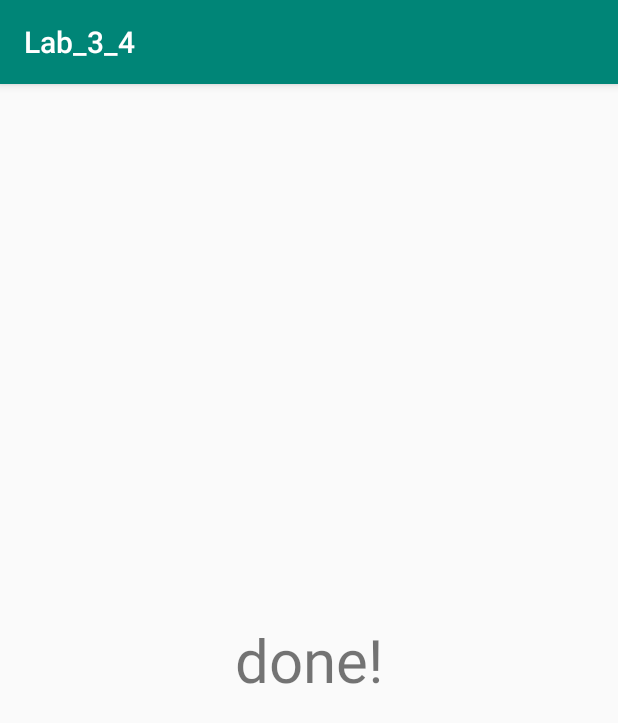
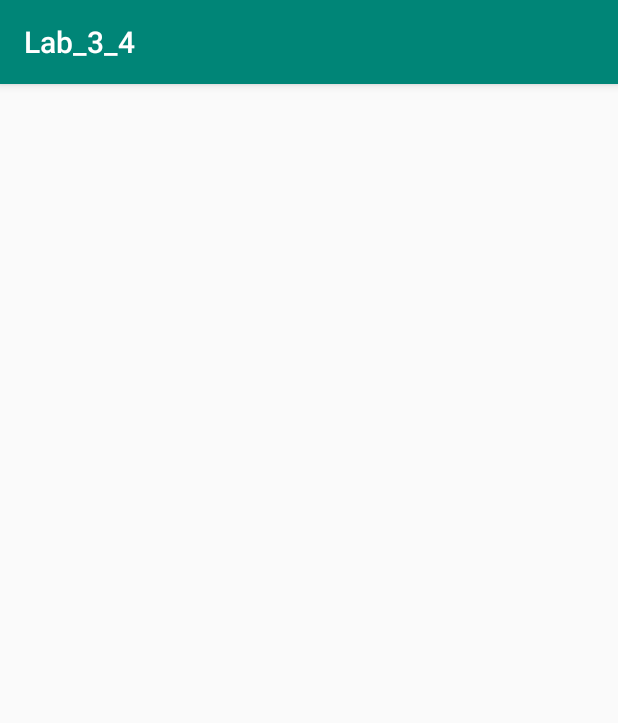
Before and after one commit to t7gafl00/Android_programming_and_mobile_UI_design, an Android app: the TimerCountdownActivity screen opened directly, with no data from a screen before it, on a phone screen of 412 x 824 dp. Shown: the top 723 px of the screen. Run offline under Robolectric (Android 15) with nearby library versions, the phone set to English and light mode, and no system bars.

Commit message:
Done Lab_3_4

```diff
--- a/Lab_3/Lab_3_4/app/src/main/java/com/example/lab_3_4/TimerCountdownActivity.java
+++ b/Lab_3/Lab_3_4/app/src/main/java/com/example/lab_3_4/TimerCountdownActivity.java
@@ -1,11 +1,17 @@
 package com.example.lab_3_4;
 
+import android.app.AlertDialog;
+import android.content.DialogInterface;
 import android.content.Intent;
+import android.media.Ringtone;
+import android.media.RingtoneManager;
+import android.net.Uri;
 import android.os.CountDownTimer;
 import android.support.v7.app.AppCompatActivity;
 import android.os.Bundle;
-import android.widget.EditText;
 import android.widget.TextView;
+
+import static android.app.PendingIntent.getActivity;
 
 public class TimerCountdownActivity extends AppCompatActivity {
 
@@ -16,21 +22,39 @@ public class TimerCountdownActivity extends AppCompatActivity {
         super.onCreate(savedInstanceState);
         setContentView(R.layout.activity_timer_countdown);
 
+        // Get duration of the timer set in MainActivity
         Intent intent = getIntent();
         int time_left = (int) intent.getIntExtra("DURATION", 0);
 
         textView_timer = findViewById(R.id.textView_timer);
 
-
-        //textView_timer.setText(Integer.toString(time_left));
         new CountDownTimer(time_left * 1000, 1000) {
 
             public void onTick(long millisUntilFinished) {
-                textView_timer.setText("seconds remaining: " + millisUntilFinished / 1000);
+                textView_timer.setText(String.valueOf(millisUntilFinished / 1000));
             }
 
             public void onFinish() {
-                textView_timer.setText("done!");
+                textView_timer.setText("");
+
+                // Open an alert informing that time is out
+                AlertDialog.Builder builder = new AlertDialog.Builder(TimerCountdownActivity.this);
+
+                builder.setMessage("Your egg is cooked !")
+                        .setTitle("Time out")
+                        .setPositiveButton("OK", new DialogInterface.OnClickListener() {
+                            public void onClick(DialogInterface dialog, int id) {
+                                TimerCountdownActivity.this.finish();
+                            }
+                });
+
+                AlertDialog dialog = builder.create();
+                dialog.show();
+
+                // Play sound
+                Uri notification = RingtoneManager.getDefaultUri(RingtoneManager.TYPE_NOTIFICATION);
+                Ringtone r = RingtoneManager.getRingtone(getApplicationContext(), notification);
+                r.play();
             }
         }.start();
     }
```
Also changed, not shown: Lab_3/Lab_3_4/app/src/main/java/com/example/lab_3_4/MainActivity.java (+5 -8 lines).
